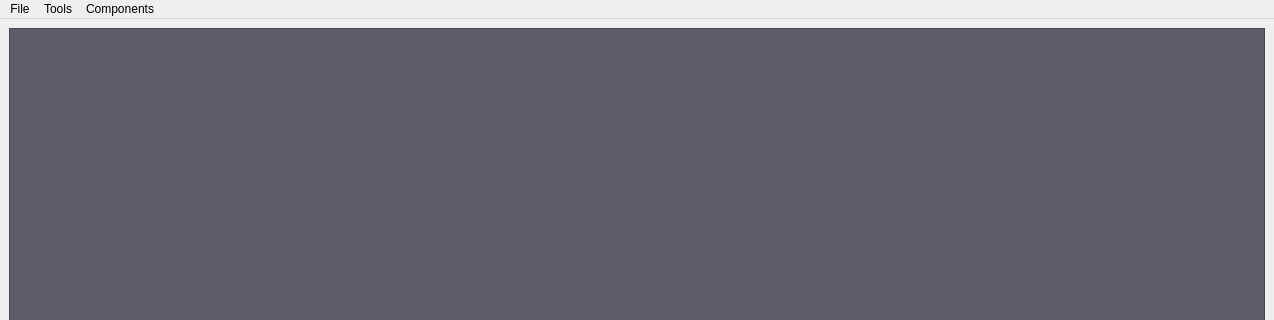
This is ui/main_window.ui in notTypecast/LogicSim as Qt 5 draws it before an edit; both pictures show x 0 to 1274 and y 0 to 320 of the 1274 by 577 pixel window. The edited form follows.
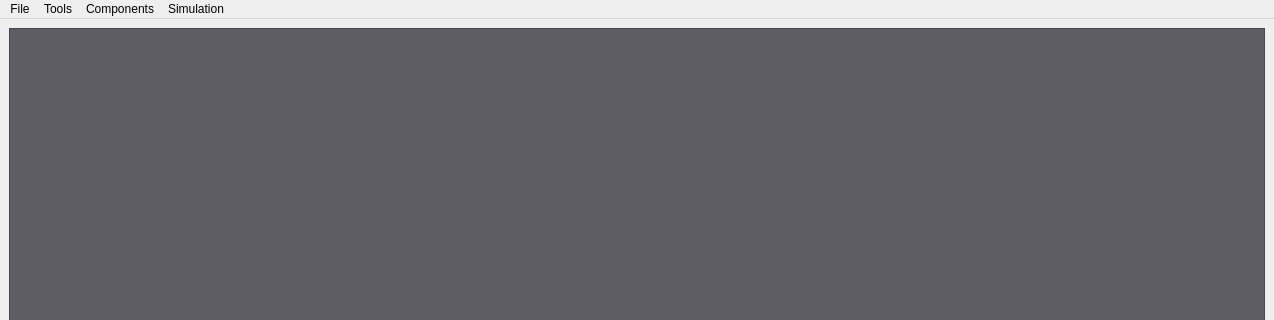
This is the edited form. Custom widgets are drawn as their Qt base class.

Commit message: Started integrating model into UI for simulation

```diff
--- a/ui/main_window.ui
+++ b/ui/main_window.ui
@@ -555,9 +555,20 @@
     <addaction name="actionSelect"/>
     <addaction name="actionWire"/>
    </widget>
+   <widget class="QMenu" name="menuSimulation">
+    <property name="title">
+     <string>Simulation</string>
+    </property>
+    <addaction name="actionStart"/>
+    <addaction name="actionStop"/>
+    <addaction name="actionPause"/>
+    <addaction name="actionUnpause"/>
+    <addaction name="actionReset"/>
+   </widget>
    <addaction name="menuFile"/>
    <addaction name="menuTools"/>
    <addaction name="menuComponents"/>
+   <addaction name="menuSimulation"/>
   </widget>
   <widget class="QStatusBar" name="statusbar"/>
   <action name="actionNew">
```
Left out of the diff: 37 changed lines with no effect on the pictures. The commit also changes 23 other files.
